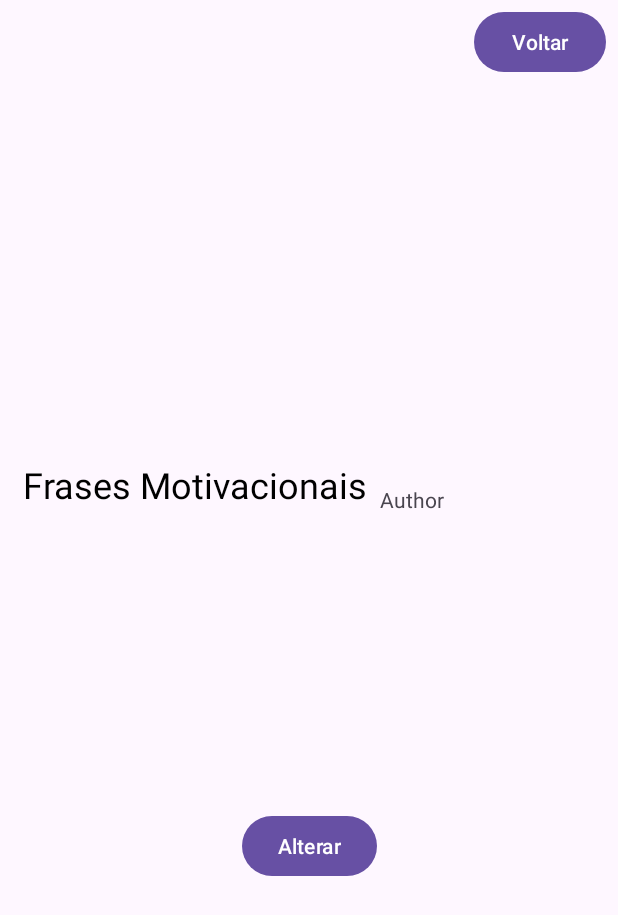
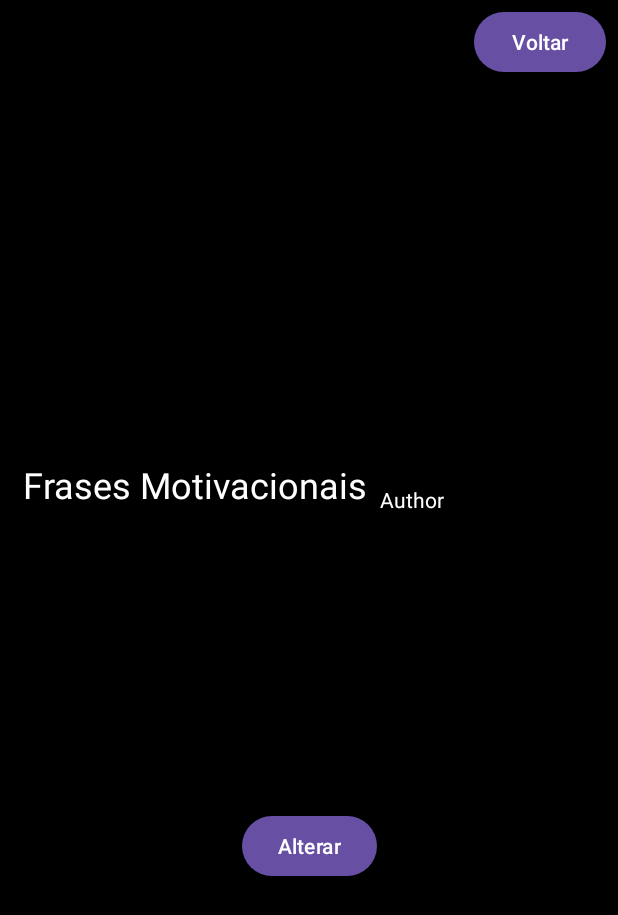
Before and after one commit to GuitsMeireles/Frases, an Android app: the SegundaTela screen opened directly, with no data from a screen before it, on a phone screen of 412 x 824 dp. Shown: the top 915 px of the screen. Run offline under Robolectric (Android 15) with nearby library versions, the phone set to English and light mode, and no system bars.

Commit message:
fourth commit!!!!!

```diff
--- a/app/src/main/AndroidManifest.xml
+++ b/app/src/main/AndroidManifest.xml
@@ -13,6 +13,9 @@
         android:theme="@style/Theme.Teste000"
         tools:targetApi="31">
         <activity
+            android:name=".PokemonActivity"
+            android:exported="false" />
+        <activity
             android:name=".SegundaTela"
             android:exported="false" />
         <activity
--- a/app/src/main/java/com/example/teste000/MainActivity.kt
+++ b/app/src/main/java/com/example/teste000/MainActivity.kt
@@ -15,9 +15,13 @@ class MainActivity : AppCompatActivity() {
         binding = ActivityMainBinding.inflate(layoutInflater)
         setContentView(binding.root)
 
+        binding.pokeButton.setOnClickListener {
+            val i = Intent(this,PokemonActivity::class.java )
+            startActivity(i)
+
         binding.buttonIr.setOnClickListener {
             val i = Intent(this,SegundaTela::class.java )
             startActivity(i)
         }
     }
-}
+}}
--- a/app/src/main/java/com/example/teste000/SegundaTela.kt
+++ b/app/src/main/java/com/example/teste000/SegundaTela.kt
@@ -14,12 +14,12 @@ class SegundaTela : AppCompatActivity() {
     private lateinit var button: Button
 
     private val phrases = listOf(
-        Phrase("Comece onde você está, use o que você tem e faça o que você pode.","Autor 1"),
-        Phrase("Coragem é saber o que não temer.","Autor 2"),
-        Phrase("Conhecer a si mesmo é o começo de toda sabedoria.", "Autor 3"),
-        Phrase("Acredite em milagres, mas não dependa deles.", "Autor 4"),
-        Phrase("Cada segundo é tempo para mudar tudo para sempre.", "Autor 5"),
-        Phrase("Aprenda com o ontem. Viva o hoje. tenha esperança para o amanhã.", "Autor 6")
+        Phrase("Comece onde você está, use o que você tem e faça o que você pode.","Niponica"),
+        Phrase("Coragem é saber o que não temer.","KeikoReturns"),
+        Phrase("Conhecer a si mesmo é o começo de toda sabedoria.", "Paternostro"),
+        Phrase("Acredite em milagres, mas não dependa deles.", "Yasmim Gama"),
+        Phrase("Cada segundo é tempo para mudar tudo para sempre.", "Ploo3o"),
+        Phrase("Aprenda com o ontem. Viva o hoje. tenha esperança para o amanhã.", "AnaLuizaJob")
     )
 
 
@@ -46,13 +46,10 @@ class SegundaTela : AppCompatActivity() {
                 currentIndex++
             } else {
                 currentIndex = 0
-
-                if (currentIndex < phrases.size) {
-                    val currentFrase = phrases[currentIndex]
+                val currentFrase = phrases[currentIndex]
                     textView.text = currentFrase.phrase
                     authorTextView.text = currentFrase.author
                     currentIndex++
-                }
         }
     }
 }}
--- a/app/src/main/res/layout/activity_segunda_tela.xml
+++ b/app/src/main/res/layout/activity_segunda_tela.xml
@@ -4,6 +4,7 @@
     xmlns:tools="http://schemas.android.com/tools"
     android:layout_width="match_parent"
     android:layout_height="match_parent"
+    android:background="@color/black"
     tools:context=".SegundaTela">
 
     <Button
@@ -36,7 +37,7 @@
         android:layout_marginEnd="61dp"
         android:layout_marginBottom="408dp"
         android:text="Frases Motivacionais"
-        android:textColor="@color/black"
+        android:textColor="@color/white"
         android:textSize="24sp"
         app:layout_constraintBottom_toBottomOf="parent"
         app:layout_constraintEnd_toEndOf="parent"
@@ -51,6 +52,7 @@
         android:layout_height="0dp"
         android:layout_marginStart="2dp"
         android:layout_marginBottom="374dp"
+        android:textColor="@color/white"
         android:text="Author"
         app:layout_constraintBottom_toBottomOf="parent"
         app:layout_constraintEnd_toEndOf="@+id/textView"
```
Also changed, not shown: app/src/main/java/com/example/teste000/Pokemon.kt (added, +10 -0 lines), app/src/main/java/com/example/teste000/PokemonActivity.kt (added, +55 -0 lines), app/src/main/res/layout/activity_main.xml (+12 -0 lines), app/src/main/res/layout/activity_pokemon.xml (added, +46 -0 lines).
